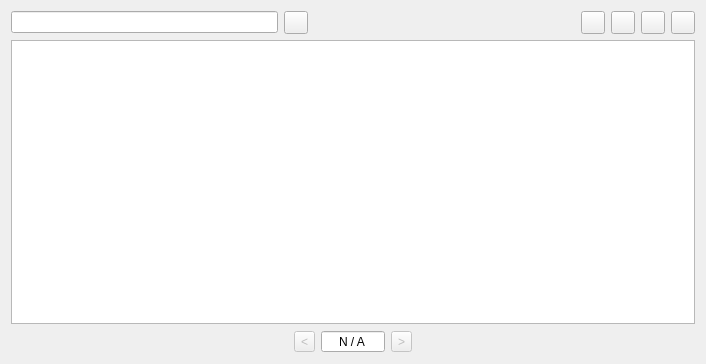
commander15/Systemus, file src/widgets/interface/datainterface.ui: the form before one commit.
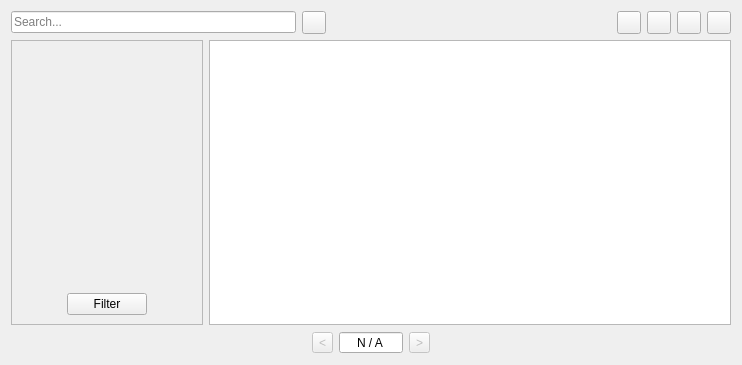
The form after the commit. Icons and pictures are not drawn.

```diff
--- a/src/widgets/interface/datainterface.ui
+++ b/src/widgets/interface/datainterface.ui
@@ -6,38 +6,15 @@
    <rect>
     <x>0</x>
     <y>0</y>
-    <width>706</width>
-    <height>364</height>
+    <width>742</width>
+    <height>365</height>
    </rect>
   </property>
   <property name="windowTitle">
    <string>Interface</string>
   </property>
   <layout class="QGridLayout" name="gridLayout">
-   <item row="2" column="3">
-    <widget class="QToolButton" name="nextPageButton">
-     <property name="enabled">
-      <bool>false</bool>
-     </property>
-     <property name="text">
-      <string notr="true">&gt;</string>
-     </property>
-    </widget>
-   </item>
-   <item row="2" column="0">
-    <spacer name="horizontalSpacer">
-     <property name="orientation">
-      <enum>Qt::Horizontal</enum>
-     </property>
-     <property name="sizeHint" stdset="0">
-      <size>
-       <width>238</width>
-       <height>20</height>
-      </size>
-     </property>
-    </spacer>
-   </item>
-   <item row="2" column="4">
+   <item row="3" column="4">
     <spacer name="horizontalSpacer_2">
      <property name="orientation">
       <enum>Qt::Horizontal</enum>
@@ -50,51 +27,6 @@
      </property>
     </spacer>
    </item>
-   <item row="2" column="2">
-    <widget class="QSpinBox" name="pageInput">
-     <property name="minimumSize">
-      <size>
-       <width>64</width>
-       <height>0</height>
-      </size>
-     </property>
-     <property name="wrapping">
-      <bool>true</bool>
-     </property>
-     <property name="alignment">
-      <set>Qt::AlignCenter</set>
-     </property>
-     <property name="buttonSymbols">
-      <enum>QAbstractSpinBox::NoButtons</enum>
-     </property>
-     <property name="specialValueText">
-      <string>N / A</string>
-     </property>
-     <property name="maximum">
-      <number>0</number>
-     </property>
-    </widget>
-   </item>
-   <item row="1" column="0" colspan="5">
-    <widget class="QTableView" name="tableView">
-     <property name="editTriggers">
-      <set>QAbstractItemView::NoEditTriggers</set>
-     </property>
-     <property name="selectionBehavior">
-      <enum>QAbstractItemView::SelectRows</enum>
-     </property>
-    </widget>
-   </item>
-   <item row="2" column="1">
-    <widget class="QToolButton" name="previousPageButton">
-     <property name="enabled">
-      <bool>false</bool>
-     </property>
-     <property name="text">
-      <string notr="true">&lt;</string>
-     </property>
-    </widget>
-   </item>
    <item row="0" column="0" colspan="5">
     <layout class="QHBoxLayout" name="topBar">
      <item>
@@ -102,6 +34,9 @@
        <property name="maxLength">
         <number>30</number>
        </property>
+       <property name="placeholderText">
+        <string>Search...</string>
+       </property>
       </widget>
      </item>
      <item>
@@ -162,6 +97,157 @@
      </item>
     </layout>
    </item>
+   <item row="3" column="1">
+    <widget class="QToolButton" name="previousPageButton">
+     <property name="enabled">
+      <bool>false</bool>
+     </property>
+     <property name="text">
+      <string notr="true">&lt;</string>
+     </property>
+    </widget>
+   </item>
+   <item row="1" column="0" colspan="5">
+    <layout class="QGridLayout" name="gridLayout_2" columnstretch="0,1">
+     <item row="0" column="1">
+      <widget class="QTableView" name="tableView">
+       <property name="editTriggers">
+        <set>QAbstractItemView::NoEditTriggers</set>
+       </property>
+       <property name="selectionBehavior">
+        <enum>QAbstractItemView::SelectRows</enum>
+       </property>
+       <property name="sortingEnabled">
+        <bool>true</bool>
+       </property>
+      </widget>
+     </item>
+     <item row="0" column="0">
+      <widget class="QFrame" name="filterFrame">
+       <property name="frameShape">
+        <enum>QFrame::StyledPanel</enum>
+       </property>
+       <layout class="QGridLayout" name="gridLayout_3">
+        <item row="1" column="1">
+         <widget class="QPushButton" name="filterButton">
+          <property name="text">
+           <string>Filter</string>
+          </property>
+         </widget>
+        </item>
+        <item row="1" column="0">
+         <spacer name="horizontalSpacer_4">
+          <property name="orientation">
+           <enum>Qt::Horizontal</enum>
+          </property>
+          <property name="sizeHint" stdset="0">
+           <size>
+            <width>40</width>
+            <height>20</height>
+           </size>
+          </property>
+         </spacer>
+        </item>
+        <item row="1" column="2">
+         <spacer name="horizontalSpacer_5">
+          <property name="orientation">
+           <enum>Qt::Horizontal</enum>
+          </property>
+          <property name="sizeHint" stdset="0">
+           <size>
+            <width>40</width>
+            <height>20</height>
+           </size>
+          </property>
+         </spacer>
+        </item>
+        <item row="0" column="0" colspan="3">
+         <widget class="QScrollArea" name="scrollArea">
+          <property name="frameShape">
+           <enum>QFrame::NoFrame</enum>
+          </property>
+          <property name="widgetResizable">
+           <bool>true</bool>
+          </property>
+          <widget class="QWidget" name="filterContainer">
+           <property name="geometry">
+            <rect>
+             <x>0</x>
+             <y>0</y>
+             <width>172</width>
+             <height>229</height>
+            </rect>
+           </property>
+           <layout class="QVBoxLayout" name="verticalLayout">
+            <property name="leftMargin">
+             <number>0</number>
+            </property>
+            <property name="topMargin">
+             <number>0</number>
+            </property>
+            <property name="rightMargin">
+             <number>0</number>
+            </property>
+            <property name="bottomMargin">
+             <number>0</number>
+            </property>
+           </layout>
+          </widget>
+         </widget>
+        </item>
+       </layout>
+      </widget>
+     </item>
+    </layout>
+   </item>
+   <item row="3" column="0">
+    <spacer name="horizontalSpacer">
+     <property name="orientation">
+      <enum>Qt::Horizontal</enum>
+     </property>
+     <property name="sizeHint" stdset="0">
+      <size>
+       <width>238</width>
+       <height>20</height>
+      </size>
+     </property>
+    </spacer>
+   </item>
+   <item row="3" column="3">
+    <widget class="QToolButton" name="nextPageButton">
+     <property name="enabled">
+      <bool>false</bool>
+     </property>
+     <property name="text">
+      <string notr="true">&gt;</string>
+     </property>
+    </widget>
+   </item>
+   <item row="3" column="2">
+    <widget class="QSpinBox" name="pageInput">
+     <property name="minimumSize">
+      <size>
+       <width>64</width>
+       <height>0</height>
+      </size>
+     </property>
+     <property name="wrapping">
+      <bool>true</bool>
+     </property>
+     <property name="alignment">
+      <set>Qt::AlignCenter</set>
+     </property>
+     <property name="buttonSymbols">
+      <enum>QAbstractSpinBox::NoButtons</enum>
+     </property>
+     <property name="specialValueText">
+      <string>N / A</string>
+     </property>
+     <property name="maximum">
+      <number>0</number>
+     </property>
+    </widget>
+   </item>
   </layout>
  </widget>
  <resources>
```
Left out of the diff: 32 changed lines with no effect on the pictures.
